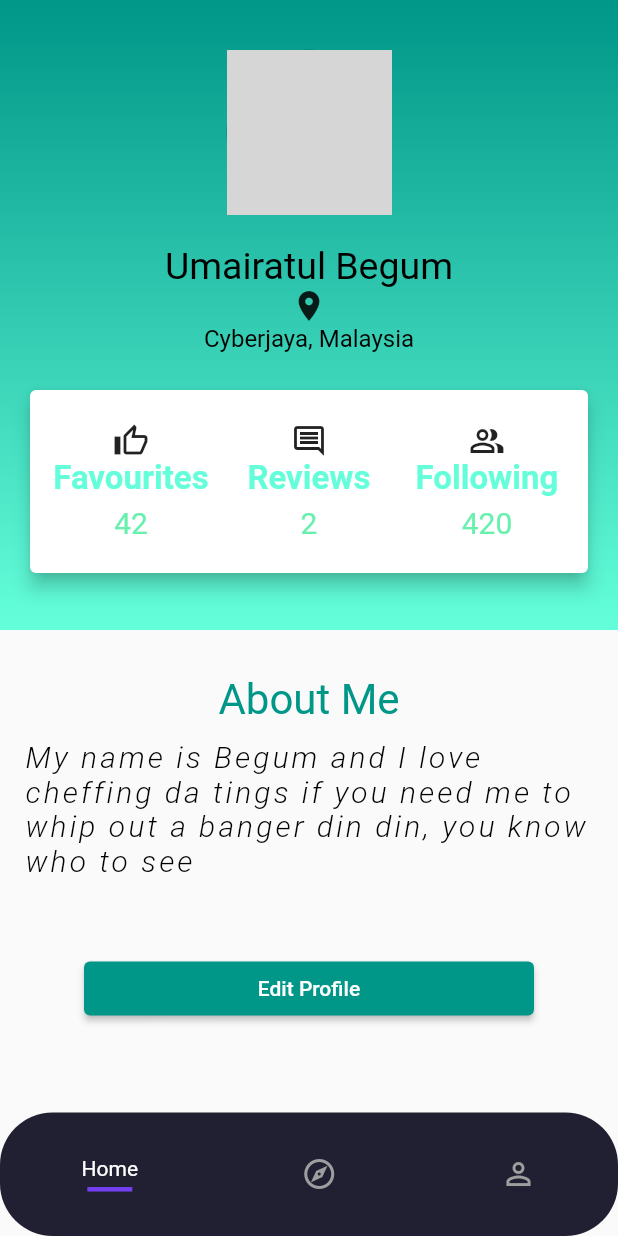
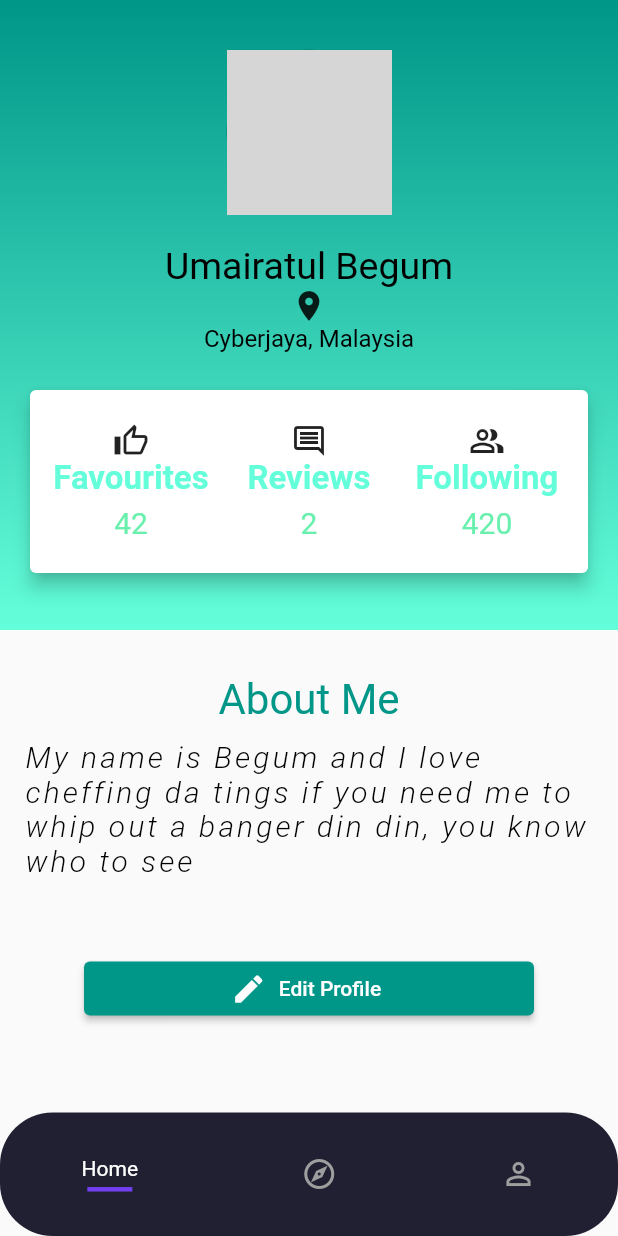
Before and after one commit to umairatl/MobDevProject_GroupE, a Flutter app: the user screen opened by its route, on a phone screen of 412 x 824 dp. Run offline on Flutter 3.47's test engine with Material 2 defaults, Android fonts, the phone set to English and light mode, and no system bars; our stand-ins replace animate_do, bloc, flutter_bloc; network calls fail; grey boxes are pictures that could not be loaded.

Commit message:
profile_editicon

```diff
--- a/lib/Presentation/Screens/User/profile_screen.dart
+++ b/lib/Presentation/Screens/User/profile_screen.dart
@@ -194,8 +194,9 @@ class _userState extends State<user> {
           ),
           Container(
             width: 300.00,
-            child: ElevatedButton(
-              child: Text('Edit Profile'),
+            child: ElevatedButton.icon(
+              label: Text('Edit Profile'),
+              icon: Icon(Icons.edit),
               onPressed: () {
                 print('Pressed');
               },
```
